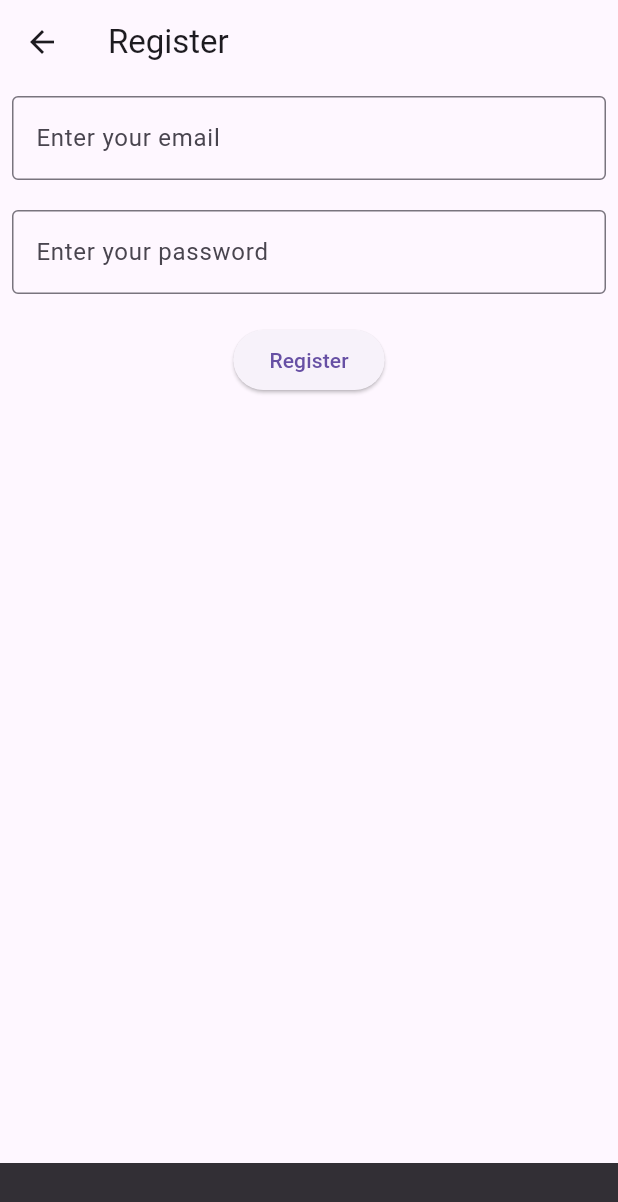
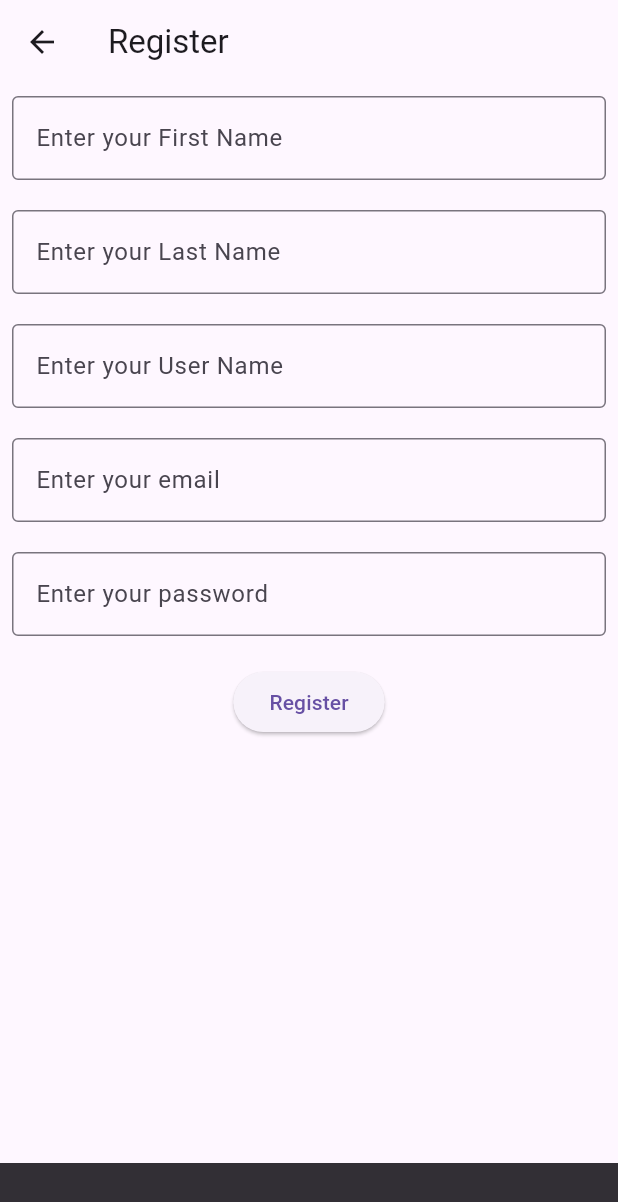
Before and after one commit to shrestharukesh1213/gharsathi, a Flutter app: the Registerscreen screen opened by its route, after a tap on "Register", on a phone screen of 412 x 824 dp. Shown: the top 1202 px of the screen. Run offline on Flutter 3.47's test engine with Material 3 defaults, Android fonts, the phone set to English and light mode, and no system bars; our stand-ins replace cloud_firestore, firebase_auth, firebase_core, salomon_bottom_bar; accounts and stored records are empty; network calls fail.

Commit message:
Added Storing user data to Firestore database

```diff
--- a/lib/screens/RegisterScreen.dart
+++ b/lib/screens/RegisterScreen.dart
@@ -9,6 +9,9 @@ class Registerscreen extends StatefulWidget {
 }
 
 class _RegisterscreenState extends State<Registerscreen> {
+  final _firstnameController = TextEditingController();
+  final _lastnameController = TextEditingController();
+  final _usernameController = TextEditingController();
   final _emailController = TextEditingController();
   final _passwordController = TextEditingController();
 
@@ -22,6 +25,33 @@ class _RegisterscreenState extends State<Registerscreen> {
           child: Form(
             child: Column(
               children: [
+                TextFormField(
+                  controller: _firstnameController,
+                  decoration: const InputDecoration(
+                    labelText: 'Enter your First Name',
+                    hintText: 'Enter your First Name',
+                    border: OutlineInputBorder(),
+                  ),
+                ),
+                const SizedBox(height: 20),
+                TextFormField(
+                  controller: _lastnameController,
+                  decoration: const InputDecoration(
+                    labelText: 'Enter your Last Name',
+                    hintText: 'Enter your Last Name',
+                    border: OutlineInputBorder(),
+                  ),
+                ),
+                const SizedBox(height: 20),
+                TextFormField(
+                  controller: _usernameController,
+                  decoration: const InputDecoration(
+                    labelText: 'Enter your User Name',
+                    hintText: 'Enter your User Name',
+                    border: OutlineInputBorder(),
+                  ),
+                ),
+                const SizedBox(height: 20),
                 TextFormField(
                   controller: _emailController,
                   decoration: const InputDecoration(
@@ -44,6 +74,9 @@ class _RegisterscreenState extends State<Registerscreen> {
                 ElevatedButton(
                     onPressed: () async {
                       Authentication().signup(
+                          firstname: _firstnameController.text,
+                          lastname: _lastnameController.text,
+                          username: _usernameController.text,
                           email: _emailController.text,
                           password: _passwordController.text,
                           context: context);
--- a/lib/services/authentication.dart
+++ b/lib/services/authentication.dart
@@ -1,15 +1,30 @@
 import 'package:firebase_auth/firebase_auth.dart';
 import 'package:flutter/material.dart';
-import 'package:fluttertoast/fluttertoast.dart';
+import 'package:cloud_firestore/cloud_firestore.dart';
 
 class Authentication {
   Future<void> signup(
-      {required String email,
+      {required String firstname,
+      required String lastname,
+      required String username,
+      required String email,
       required String password,
       required BuildContext context}) async {
     try {
-      await FirebaseAuth.instance
+      //Create User Account
+      UserCredential signup = await FirebaseAuth.instance
           .createUserWithEmailAndPassword(email: email, password: password);
+
+      String userId = signup.user!.uid;
+
+      //Store User data in firestore
+      await FirebaseFirestore.instance.collection('users').doc(userId).set({
+        'firstname': firstname,
+        'lastname': lastname,
+        'username': username,
+        'email': email,
+      });
+
       await Future.delayed(const Duration(seconds: 1));
       Navigator.pushNamed(context, '/home');
     } on FirebaseAuthException catch (e) {
@@ -29,8 +44,10 @@ class Authentication {
       required String password,
       required BuildContext context}) async {
     try {
+      //Login to your account
       await FirebaseAuth.instance
           .signInWithEmailAndPassword(email: email, password: password);
+
       await Future.delayed(const Duration(seconds: 1));
       Navigator.pushNamed(context, '/home');
     } on FirebaseAuthException catch (e) {
--- a/pubspec.yaml
+++ b/pubspec.yaml
@@ -38,6 +38,7 @@ dependencies:
   firebase_core: ^3.4.0
   firebase_auth: ^5.2.0
   fluttertoast: ^8.2.8
+  cloud_firestore: ^5.4.0
 
 dev_dependencies:
   flutter_test:
```
Also changed, not shown: pubspec.lock, 3 other files.
